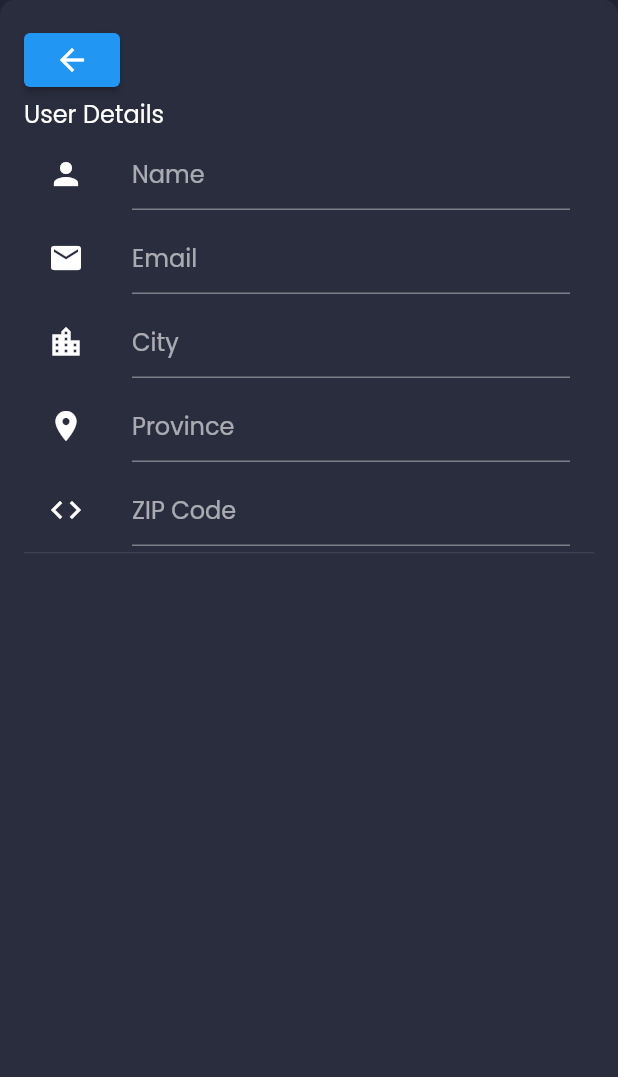
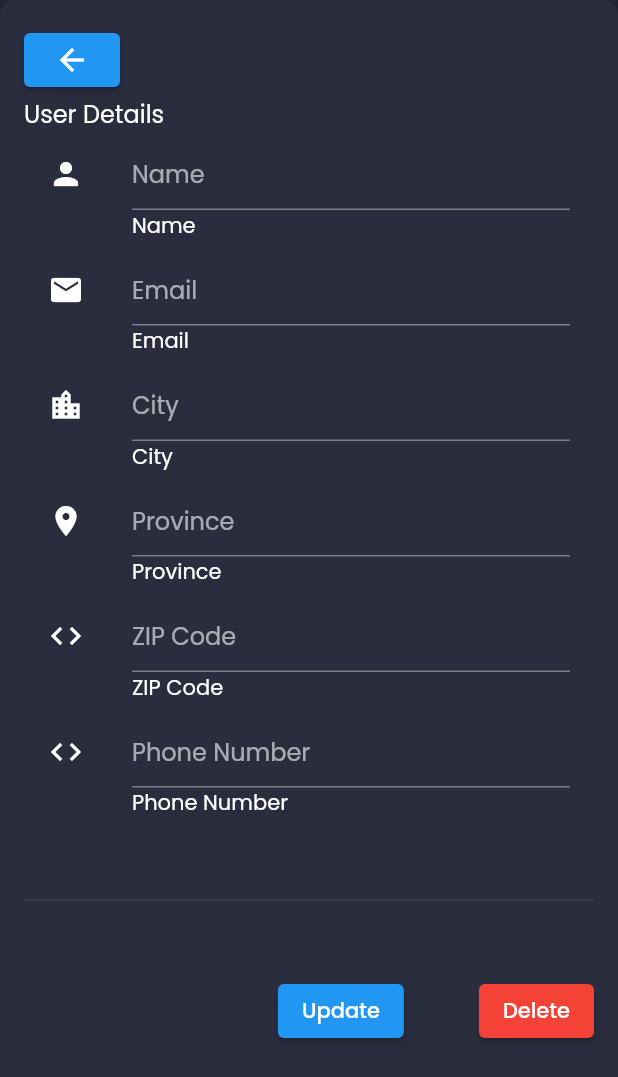
Before and after one commit to git-denial/ecommerce-dashboard, a Flutter app: the UserDetails screen opened directly, on a phone screen of 412 x 824 dp. Shown: the top 1077 px of the screen. Run offline on Flutter 3.47's test engine with Material 2 defaults, Android fonts, the phone set to English and light mode, and no system bars; our stand-ins replace data_table_2, fl_chart, flutter_svg, google_fonts.

Commit message:
Back button and subtitle

```diff
--- a/lib/screens/User Details/userDetails.dart
+++ b/lib/screens/User Details/userDetails.dart
@@ -9,11 +9,10 @@ class UserDetails extends StatelessWidget {
     Key? key,
   }) : super(key: key);
 
-
   @override
   Widget build(BuildContext context) {
     return Scaffold(
-        body: Container(
+      body: Container(
         padding: EdgeInsets.all(defaultPadding),
         decoration: BoxDecoration(
           color: secondaryColor,
@@ -23,9 +22,10 @@ class UserDetails extends StatelessWidget {
           crossAxisAlignment: CrossAxisAlignment.start,
           children: [
             ElevatedButton(
-              child: const Icon(Icons.arrow_back),
-              onPressed: () {Navigator.pop(context);}
-            ),
+                child: const Icon(Icons.arrow_back),
+                onPressed: () {
+                  Navigator.pop(context);
+                }),
             Text(
               "User Details",
               style: Theme.of(context).textTheme.subtitle1,
@@ -36,8 +36,10 @@ class UserDetails extends StatelessWidget {
                 children: <Widget>[
                   new ListTile(
                     leading: const Icon(Icons.person),
+                    subtitle: const Text("Name",style: TextStyle(color: Colors.white,)),
                     title: new TextField(
-                      controller: TextEditingController(text: User.currentUser?.full_name ),
+                      controller: TextEditingController(
+                          text: User.currentUser?.full_name),
                       decoration: new InputDecoration(
                         hintText: "Name",
                       ),
@@ -45,43 +47,78 @@ class UserDetails extends StatelessWidget {
                   ),
                   new ListTile(
                     leading: const Icon(Icons.email),
+                    subtitle: const Text("Email",style: TextStyle(color: Colors.white,)),
                     title: new TextField(
-                      controller: TextEditingController(text: User.currentUser?.email ),
+                      controller:
+                          TextEditingController(text: User.currentUser?.email),
                       decoration: new InputDecoration(
                         hintText: "Email",
                       ),
                     ),
                   ),
                   new ListTile(
+                    subtitle: const Text("City",style: TextStyle(color: Colors.white,)),
                     leading: const Icon(Icons.location_city),
                     title: new TextField(
-                      controller: TextEditingController(text: User.currentUser?.city ),
+                      controller:
+                          TextEditingController(text: User.currentUser?.city),
                       decoration: new InputDecoration(
                         hintText: "City",
                       ),
                     ),
                   ),
                   new ListTile(
+                    subtitle: const Text("Province",style: TextStyle(color: Colors.white,)),
                     leading: const Icon(Icons.place),
                     title: new TextField(
-                      controller: TextEditingController(text: User.currentUser?.province ),
+                      controller: TextEditingController(
+                          text: User.currentUser?.province),
                       decoration: new InputDecoration(
                         hintText: "Province",
                       ),
                     ),
                   ),
                   new ListTile(
+                    subtitle: const Text("ZIP Code",style: TextStyle(color: Colors.white,)),
                     leading: const Icon(Icons.code),
                     title: new TextField(
-                      controller: TextEditingController(text: User.currentUser?.zip_code ),
+                      controller: TextEditingController(
+                          text: User.currentUser?.zip_code),
                       decoration: new InputDecoration(
                         hintText: "ZIP Code",
                       ),
                     ),
                   ),
-
+                  new ListTile(
+                    subtitle: const Text("Phone Number",style: TextStyle(color: Colors.white,)),
+                    leading: const Icon(Icons.code),
+                    title: new TextField(
+                      controller: TextEditingController(
+                          text: User.currentUser?.phone_num),
+                      decoration: new InputDecoration(
+                        hintText: "Phone Number",
+                      ),
+                    ),
+                  ),
                   const Divider(
-                    height: 1.0,
+                    height: 100.0,
+                  ),
+                  Row(
+                    mainAxisAlignment: MainAxisAlignment.end,
+                    children: [
+                      ElevatedButton(
+                          child: const Text("Update"),
+                          onPressed: () {
+                            Navigator.pop(context);
+                          }),
+                      SizedBox(width: 50),
+                      ElevatedButton(
+                          style: ElevatedButton.styleFrom(primary:Colors.red),
+                          child: const Text("Delete"),
+                          onPressed: () {
+                            Navigator.pop(context);
+                          }),
+                    ],
                   ),
                 ],
               ),
```
